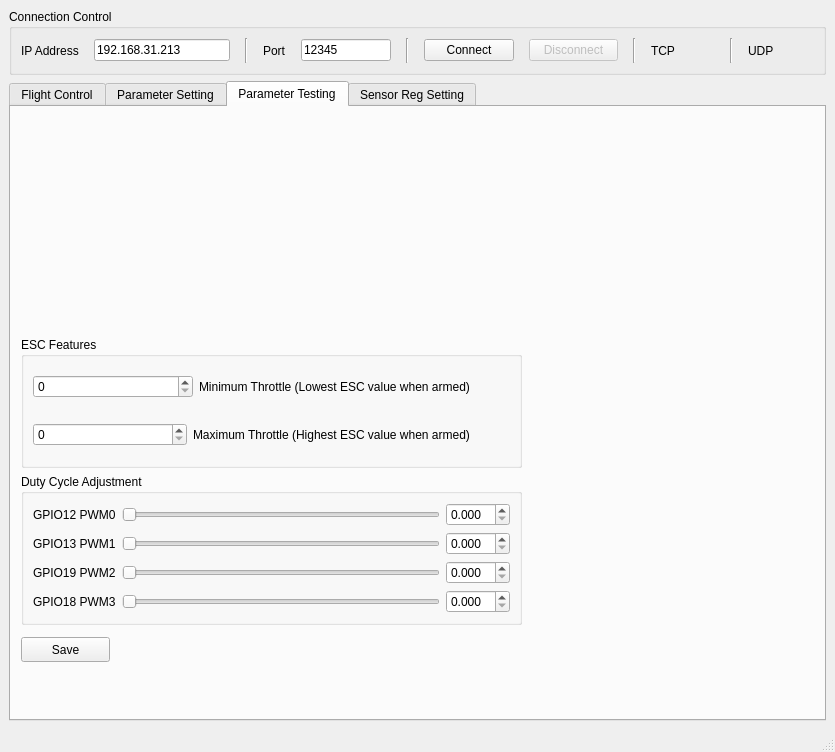
This is SkyPulseUAV_GroundStation/SYSTEM/mainwindow.ui in Tony-Btian/SkyPulseUAV as Qt 5 draws it before an edit. The edited form follows.
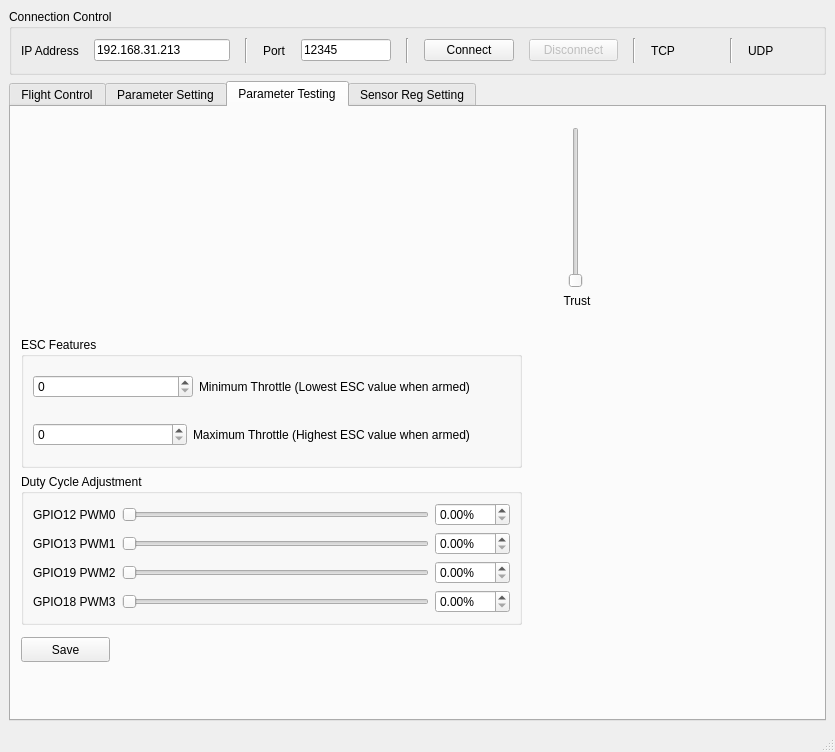
This is the edited form. Icons and pictures are not drawn. Custom widgets are drawn as their Qt base class.

The edit to the form file:
```diff
--- a/SkyPulseUAV_GroundStation/SYSTEM/mainwindow.ui
+++ b/SkyPulseUAV_GroundStation/SYSTEM/mainwindow.ui
@@ -953,12 +953,12 @@
          <rect>
           <x>10</x>
           <y>10</y>
-          <width>481</width>
+          <width>501</width>
           <height>211</height>
          </rect>
         </property>
        </widget>
-       <widget class="QWidget" name="">
+       <widget class="QWidget" name="layoutWidget">
         <property name="geometry">
          <rect>
           <x>10</x>
@@ -1072,8 +1072,14 @@
               </item>
               <item>
                <widget class="QDoubleSpinBox" name="doubleSpinBox_P12PWM0">
+                <property name="suffix">
+                 <string>%</string>
+                </property>
                 <property name="decimals">
-                 <number>3</number>
+                 <number>2</number>
+                </property>
+                <property name="maximum">
+                 <double>100.000000000000000</double>
                 </property>
                 <property name="singleStep">
                  <double>0.010000000000000</double>
@@ -1109,8 +1115,14 @@
               </item>
               <item>
                <widget class="QDoubleSpinBox" name="doubleSpinBox_P13PWM1">
+                <property name="suffix">
+                 <string>%</string>
+                </property>
                 <property name="decimals">
-                 <number>3</number>
+                 <number>2</number>
+                </property>
+                <property name="maximum">
+                 <double>100.000000000000000</double>
                 </property>
                 <property name="singleStep">
                  <double>0.010000000000000</double>
@@ -1140,8 +1152,14 @@
               </item>
               <item>
                <widget class="QDoubleSpinBox" name="doubleSpinBox_P19PWM2">
+                <property name="suffix">
+                 <string>%</string>
+                </property>
                 <property name="decimals">
-                 <number>3</number>
+                 <number>2</number>
+                </property>
+                <property name="maximum">
+                 <double>100.000000000000000</double>
                 </property>
                 <property name="singleStep">
                  <double>0.010000000000000</double>
@@ -1171,8 +1189,14 @@
               </item>
               <item>
                <widget class="QDoubleSpinBox" name="doubleSpinBox_P18PWM3">
+                <property name="suffix">
+                 <string>%</string>
+                </property>
                 <property name="decimals">
-                 <number>3</number>
+                 <number>2</number>
+                </property>
+                <property name="maximum">
+                 <double>100.000000000000000</double>
                 </property>
                 <property name="singleStep">
                  <double>0.010000000000000</double>
@@ -1186,6 +1210,41 @@
          </item>
         </layout>
        </widget>
+       <widget class="QWidget" name="">
+        <property name="geometry">
+         <rect>
+          <x>540</x>
+          <y>20</y>
+          <width>52</width>
+          <height>181</height>
+         </rect>
+        </property>
+        <layout class="QVBoxLayout" name="verticalLayout_17">
+         <item>
+          <widget class="QSlider" name="verticalSlider">
+           <property name="minimumSize">
+            <size>
+             <width>50</width>
+             <height>0</height>
+            </size>
+           </property>
+           <property name="orientation">
+            <enum>Qt::Vertical</enum>
+           </property>
+          </widget>
+         </item>
+         <item>
+          <widget class="QLabel" name="label_Trust_Control">
+           <property name="text">
+            <string>Trust</string>
+           </property>
+           <property name="alignment">
+            <set>Qt::AlignCenter</set>
+           </property>
+          </widget>
+         </item>
+        </layout>
+       </widget>
       </widget>
       <widget class="QWidget" name="tab4_SensorRegistersSetting">
        <attribute name="title">
```
